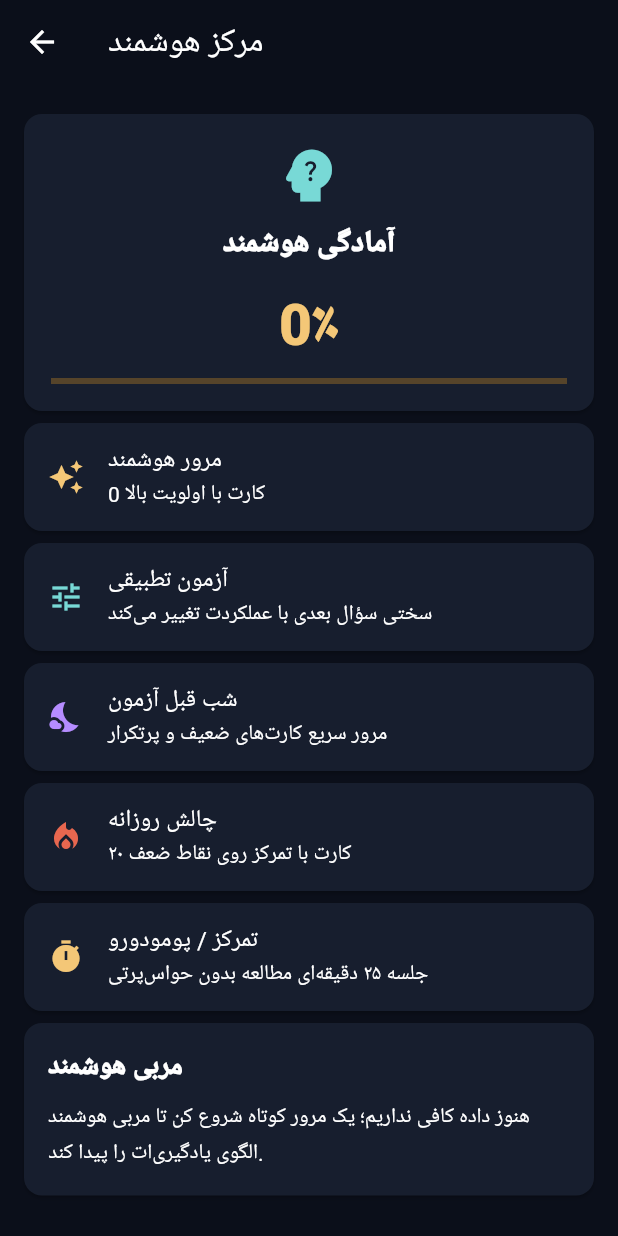
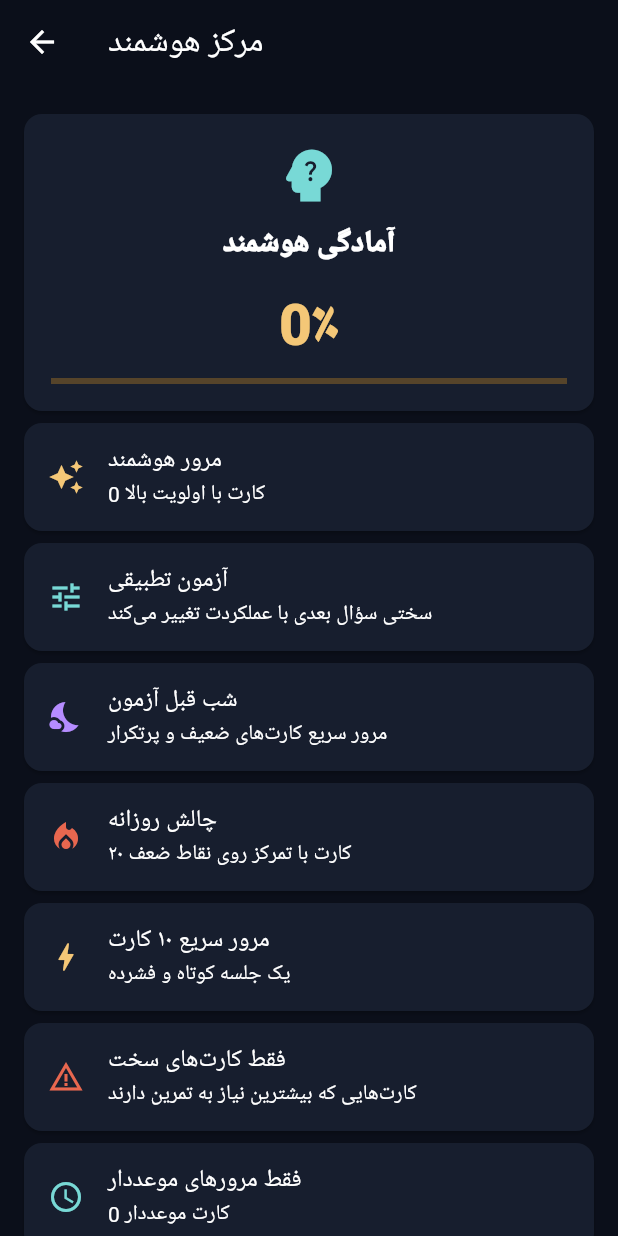
Before and after one commit to Parin-M/Litner_Glia_konkor, a Flutter app: the SmartCenter screen opened directly with empty values, on a phone screen of 412 x 824 dp. Run offline on Flutter 3.47's test engine with Material 3 defaults, Android fonts, the phone set to English and light mode, and no system bars; our stand-ins replace file_picker, share_plus, shared_preferences; accounts and stored records are empty; project files that could hold a hidden picture were left out.

Commit message:
Add more smart study shortcuts

```diff
--- a/lib/app/native_shell.dart
+++ b/lib/app/native_shell.dart
@@ -65,6 +65,10 @@ class SmartCenter extends StatelessWidget {
       Card(child:ListTile(leading:const Icon(Icons.tune,color:teal2),title:const Text('آزمون تطبیقی'),subtitle:const Text('سختی سؤال بعدی با عملکردت تغییر می‌کند'),onTap:()=>Navigator.push(c,MaterialPageRoute(builder:(_)=>AdaptiveQuiz(data:data,store:store))))),
       Card(child:ListTile(leading:const Icon(Icons.nights_stay,color:Color(0xFFB58CFF)),title:const Text('شب قبل آزمون'),subtitle:const Text('مرور سریع کارت‌های ضعیف و پرتکرار'),onTap:(){final q=SmartEngine.smartQueue(store,cards,limit:30);Navigator.push(c,MaterialPageRoute(builder:(_)=>Study(title:'شب قبل آزمون',cards:q,store:store,dueOnly:false)));})),
       Card(child:ListTile(leading:const Icon(Icons.local_fire_department,color:rose),title:const Text('چالش روزانه'),subtitle:const Text('۲۰ کارت با تمرکز روی نقاط ضعف'),onTap:(){final q=SmartEngine.challenge(store,cards);Navigator.push(c,MaterialPageRoute(builder:(_)=>Study(title:'چالش روزانه',cards:q,store:store,dueOnly:false)));})),
+      Card(child:ListTile(leading:const Icon(Icons.bolt,color:gold2),title:const Text('مرور سریع ۱۰ کارت'),subtitle:const Text('یک جلسه کوتاه و فشرده'),onTap:(){final q=SmartEngine.smartQueue(store,cards,limit:10);Navigator.push(c,MaterialPageRoute(builder:(_)=>Study(title:'مرور سریع',cards:q,store:store,dueOnly:false)));})),
+      Card(child:ListTile(leading:const Icon(Icons.warning_amber,color:rose),title:const Text('فقط کارت‌های سخت'),subtitle:const Text('کارت‌هایی که بیشترین نیاز به تمرین دارند'),onTap:(){final q=SmartEngine.rank(store,cards).where((x)=>x.difficulty==SmartDifficulty.hard||x.difficulty==SmartDifficulty.critical).take(30).map((x)=>x.card).toList();Navigator.push(c,MaterialPageRoute(builder:(_)=>Study(title:'کارت‌های سخت',cards:q,store:store,dueOnly:false)));})),
+      Card(child:ListTile(leading:const Icon(Icons.schedule,color:teal2),title:const Text('فقط مرورهای موعددار'),subtitle:Text('$due کارت موعددار'),onTap:(){final q=cards.where((x)=>store.isDue(x.id)).toList();Navigator.push(c,MaterialPageRoute(builder:(_)=>Study(title:'مرورهای موعددار',cards:q,store:store,dueOnly:false)));})),
+
       Card(child:ListTile(leading:const Icon(Icons.timer,color:gold2),title:const Text('تمرکز / پومودورو'),subtitle:const Text('جلسه ۲۵ دقیقه‌ای مطالعه بدون حواس‌پرتی'),onTap:()=>Navigator.push(c,MaterialPageRoute(builder:(_)=>FocusTimer(store:store))))),
       Card(child:Padding(padding:const EdgeInsets.all(16),child:Column(crossAxisAlignment:CrossAxisAlignment.start,children:[const Text('مربی هوشمند',style:TextStyle(fontSize:18,fontWeight:FontWeight.w900)),const SizedBox(height:8),Text(SmartEngine.coach(store,cards),style:const TextStyle(height:1.7)),]))),
       if(weak.isNotEmpty) Card(child:Padding(padding:const EdgeInsets.all(16),child:Column(crossAxisAlignment:CrossAxisAlignment.start,children:[const Text('نقاط ضعف',style:TextStyle(fontWeight:FontWeight.w900)),...weak.entries.map((e)=>ListTile(dense:true,leading:const Icon(Icons.warning_amber,color:rose),title:Text(e.key),trailing:Text('${e.value} کارت')))]))),
```
